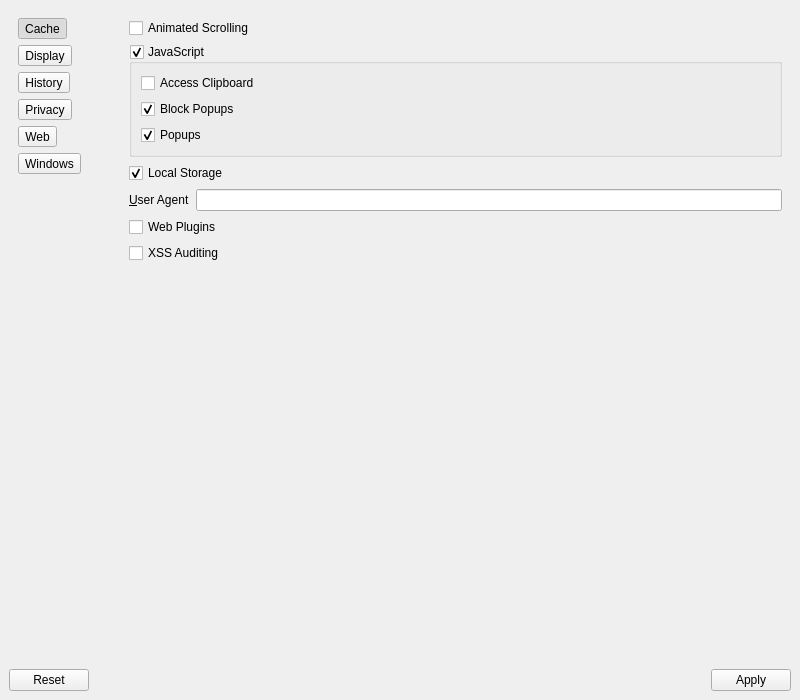
This is 2.x/UI/dooble_settings.ui in textbrowser/dooble as Qt 5 draws it before an edit. The edited form follows.
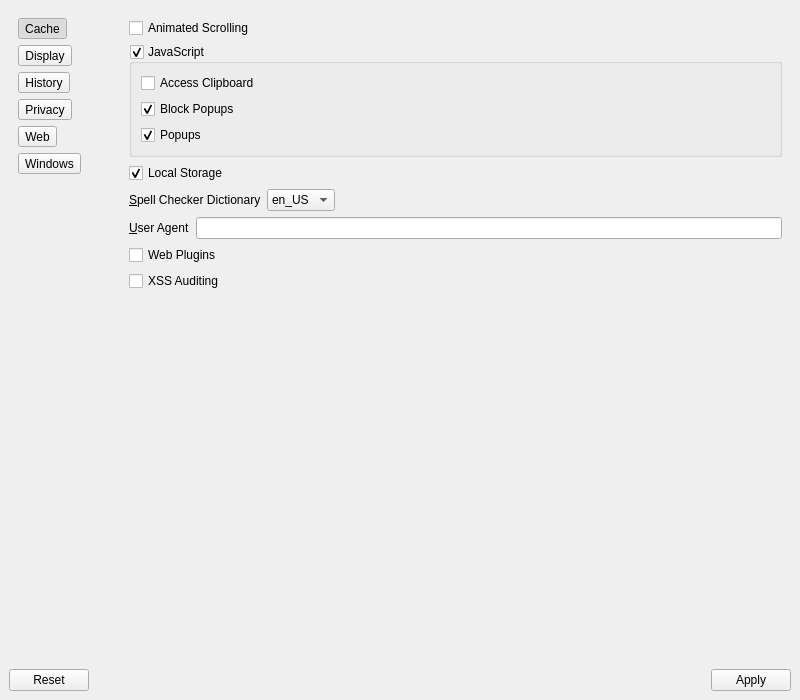
This is the edited form. The open tabs and pages were chosen to show the change. Icons and pictures are not drawn.

What changed in the file:
```diff
--- a/2.x/UI/dooble_settings.ui
+++ b/2.x/UI/dooble_settings.ui
@@ -1131,6 +1131,48 @@
             </property>
            </widget>
           </item>
+          <item>
+           <layout class="QHBoxLayout" name="horizontalLayout_13">
+            <item>
+             <widget class="QLabel" name="label_22">
+              <property name="text">
+               <string>&amp;Spell Checker Dictionary</string>
+              </property>
+              <property name="buddy">
+               <cstring>spell_checker_dictionary</cstring>
+              </property>
+             </widget>
+            </item>
+            <item>
+             <widget class="QComboBox" name="spell_checker_dictionary">
+              <property name="insertPolicy">
+               <enum>QComboBox::NoInsert</enum>
+              </property>
+              <property name="sizeAdjustPolicy">
+               <enum>QComboBox::AdjustToContents</enum>
+              </property>
+              <item>
+               <property name="text">
+                <string>en_US</string>
+               </property>
+              </item>
+             </widget>
+            </item>
+            <item>
+             <spacer name="horizontalSpacer_14">
+              <property name="orientation">
+               <enum>Qt::Horizontal</enum>
+              </property>
+              <property name="sizeHint" stdset="0">
+               <size>
+                <width>40</width>
+                <height>20</height>
+               </size>
+              </property>
+             </spacer>
+            </item>
+           </layout>
+          </item>
           <item>
            <layout class="QHBoxLayout" name="horizontalLayout_12">
             <item>
```
Left out of the diff: 7 changed lines with no effect on the pictures.
